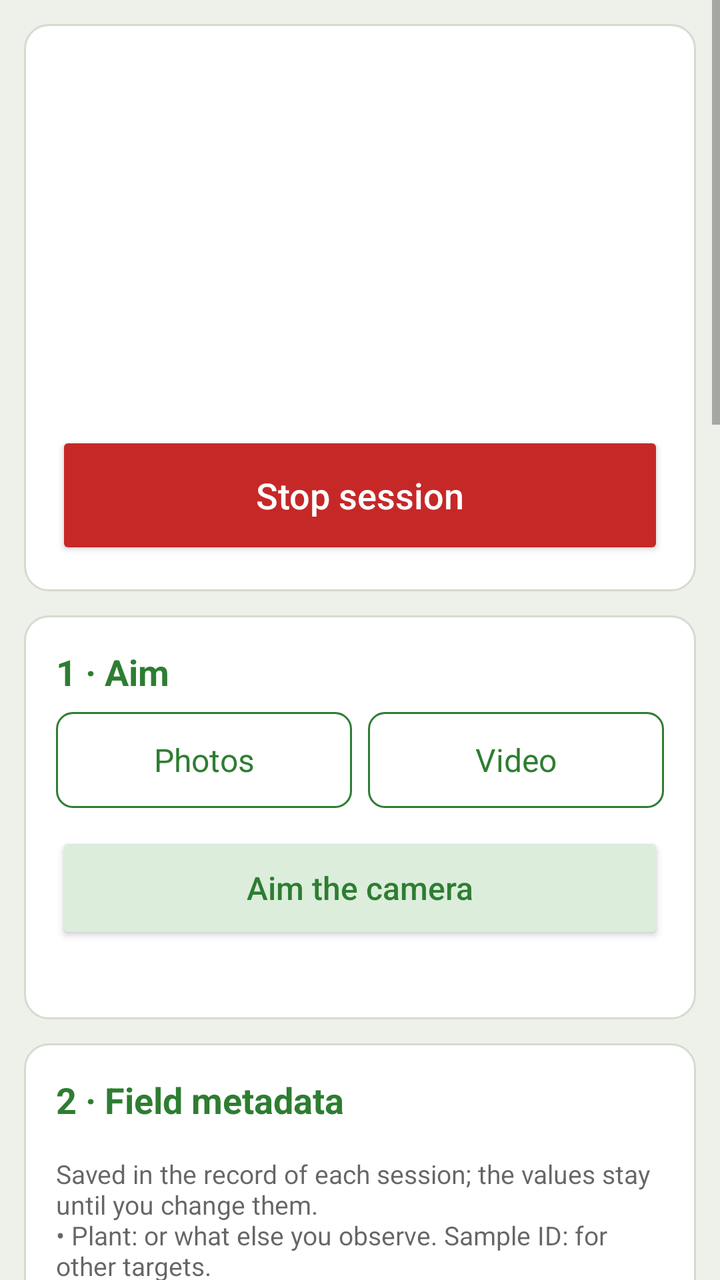
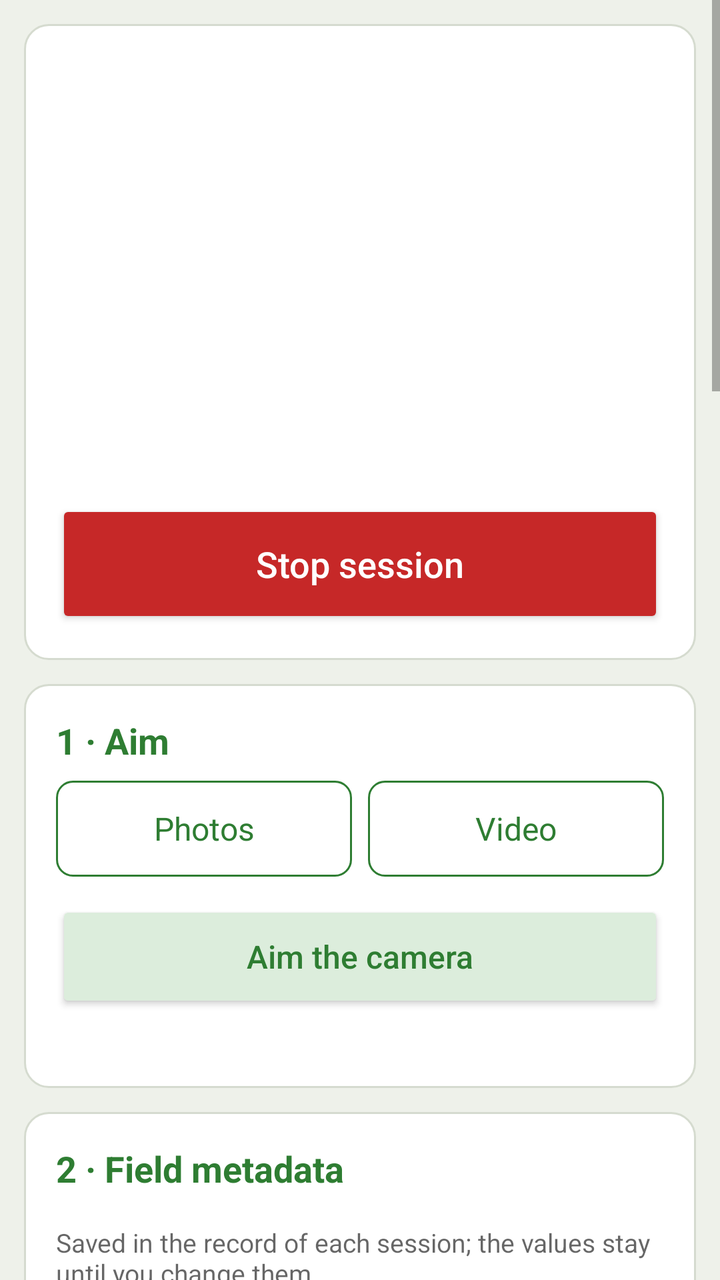

Two renders of the same Android screen: before a commit and after it. Below are the layout's source before the change and the commit's diff.
<!-- AndroidManifest.xml: application theme AppTheme -->
<!-- res/layout/activity_main.xml -->
<?xml version="1.0" encoding="utf-8"?>
<ScrollView xmlns:android="http://schemas.android.com/apk/res/android"
    xmlns:tools="http://schemas.android.com/tools"
    android:id="@+id/scroll"
    android:layout_width="match_parent"
    android:layout_height="match_parent"
    android:fitsSystemWindows="true"
    tools:ignore="TooManyViews">

    <LinearLayout
        android:layout_width="match_parent"
        android:layout_height="wrap_content"
        android:orientation="vertical"
        android:padding="12dp">

        
        <LinearLayout style="@style/Card" android:layout_marginTop="0dp">
            <TextView android:id="@+id/status_title" style="@style/CardTitle" android:textSize="20sp" />
            <TextView android:id="@+id/session_status" style="@style/Body" />
            <TextView android:id="@+id/session_progress" style="@style/Body" />
            <TextView android:id="@+id/session_warning" style="@style/Body" android:textColor="@color/warning" android:textStyle="bold" />
            <TextView android:id="@+id/battery" style="@style/Hint" android:layout_marginTop="8dp" />
            <TextView android:id="@+id/phone_time" style="@style/Hint" />
            <TextView android:id="@+id/storage" style="@style/Body" android:layout_marginTop="8dp"
                android:textSize="15sp" />
            <Button android:id="@+id/stop_session" style="@style/BigButton"
                android:backgroundTint="@color/stop" android:text="@string/stop_session" />
        </LinearLayout>

        
        <LinearLayout android:id="@+id/aim_card" style="@style/Card">
            <TextView style="@style/CardTitle" android:text="@string/card_aim" />
            <RadioGroup android:id="@+id/mode" style="@style/Segments">
                <RadioButton android:id="@+id/mode_photo" style="@style/Segment" android:text="@string/mode_photo" />
                <RadioButton android:id="@+id/mode_video" style="@style/Segment.Next" android:text="@string/mode_video" />
            </RadioGroup>
            <Button android:id="@+id/aim" style="@style/SecondaryButton" android:layout_marginTop="12dp"
                android:text="@string/aim_button" />
            <TextView android:id="@+id/aim_summary" style="@style/Hint" android:layout_marginTop="4dp" />
        </LinearLayout>

        
        <LinearLayout android:id="@+id/field_card" style="@style/Card" tools:ignore="LabelFor">
            <TextView style="@style/CardTitle.Help" android:text="@string/card_field" />
            <TextView style="@style/Hint.Help" android:text="@string/field_help" />
            <LinearLayout style="@style/FieldRow">
                <TextView style="@style/FieldLabel" android:labelFor="@id/site" android:text="@string/field_site" />
                <EditText android:id="@+id/site" style="@style/Field.Row" android:hint="@string/field_site_hint"
                    android:importantForAutofill="no" android:inputType="textCapSentences" tools:targetApi="o" />
            </LinearLayout>
            <LinearLayout style="@style/FieldRow">
                <TextView style="@style/FieldLabel" android:labelFor="@id/transect" android:text="@string/field_transect" />
                <EditText android:id="@+id/transect" style="@style/Field.Row" android:hint="@string/field_transect_hint"
                    android:importantForAutofill="no" android:inputType="text" tools:targetApi="o" />
            </LinearLayout>
            <LinearLayout style="@style/FieldRow">
                <TextView style="@style/FieldLabel" android:labelFor="@id/plant" android:text="@string/field_plant" />
                <EditText android:id="@+id/plant" style="@style/Field.Row" android:hint="@string/field_plant_hint"
                    android:importantForAutofill="no" android:inputType="textCapSentences" tools:targetApi="o" />
            </LinearLayout>
            <LinearLayout style="@style/FieldRow">
                <TextView style="@style/FieldLabel" android:labelFor="@id/sample_id" android:text="@string/field_sample" />
                <EditText android:id="@+id/sample_id" style="@style/Field.Row" android:hint="@string/field_optional"
                    android:importantForAutofill="no" android:inputType="text" tools:targetApi="o" />
            </LinearLayout>
            <LinearLayout style="@style/FieldRow">
                <TextView style="@style/FieldLabel" android:labelFor="@id/session_id" android:text="@string/field_session" />
                <EditText android:id="@+id/session_id" style="@style/Field.Row" android:hint="@string/field_optional"
                    android:importantForAutofill="no" android:inputType="text" tools:targetApi="o" />
            </LinearLayout>
            <LinearLayout style="@style/FieldRow">
                <TextView style="@style/FieldLabel" android:labelFor="@id/device_name" android:text="@string/field_phone" />
                <EditText android:id="@+id/device_name" style="@style/Field.Row" android:maxLength="20"
                    android:importantForAutofill="no" android:inputType="text" tools:targetApi="o" />
            </LinearLayout>
            <TextView android:id="@+id/location_text" style="@style/Body" android:layout_marginTop="12dp"
                android:textSize="15sp" />
            <Button android:id="@+id/get_location" style="@style/SecondaryButton" android:text="@string/location_get" />
        </LinearLayout>

        
        <LinearLayout android:id="@+id/schedule_card" style="@style/Card">
            <TextView style="@style/CardTitle" android:text="@string/card_schedule" />
            <TextView android:id="@+id/schedule_summary" style="@style/Body" />
            <Button android:id="@+id/change" style="@style/SecondaryButton" android:text="@string/change_open" />

            <LinearLayout android:id="@+id/settings" style="@style/Group" android:visibility="gone">
                <LinearLayout android:id="@+id/photo_settings" style="@style/Group">
                    <TextView style="@style/Label.Help" android:labelFor="@id/step_s" android:text="@string/step_label" />
                    <EditText android:id="@+id/step_s" style="@style/Field" android:importantForAutofill="no"
                        android:inputType="numberDecimal" tools:targetApi="o" />
                    <TextView style="@style/Hint.Help" android:text="@string/step_hint" />

                    <TextView style="@style/Label.Help" android:labelFor="@id/burst_s" android:text="@string/burst_label" />
                    <EditText android:id="@+id/burst_s" style="@style/Field" android:importantForAutofill="no"
                        android:inputType="numberDecimal" tools:targetApi="o" />
                    <TextView style="@style/Hint.Help" android:text="@string/burst_hint" />
                </LinearLayout>

                <LinearLayout android:id="@+id/video_settings" style="@style/Group">
                    <TextView style="@style/Label.Help" android:labelFor="@id/clip_min" android:text="@string/clip_label" />
                    <EditText android:id="@+id/clip_min" style="@style/Field" android:importantForAutofill="no"
                        android:inputType="numberDecimal" tools:targetApi="o" />
                    <TextView style="@style/Hint.Help" android:text="@string/clip_hint" />

                    <TextView style="@style/Label.Help" android:text="@string/video_fps_label" />
                    <RadioGroup android:id="@+id/video_fps" style="@style/Segments">
                        <RadioButton android:id="@+id/video_fps_5" style="@style/Segment" android:text="@string/video_fps_5" />
                        <RadioButton android:id="@+id/video_fps_10" style="@style/Segment.Next" android:text="@string/video_fps_10" />
                        <RadioButton android:id="@+id/video_fps_15" style="@style/Segment.Next" android:text="@string/video_fps_15" />
                    </RadioGroup>
                    <TextView style="@style/Hint.Help" android:text="@string/video_fps_hint" />
                </LinearLayout>

                <TextView style="@style/Label.Help" android:labelFor="@id/break_min" android:text="@string/break_label" />
                <EditText android:id="@+id/break_min" style="@style/Field" android:importantForAutofill="no"
                    android:inputType="numberDecimal" tools:targetApi="o" />
                <TextView style="@style/Hint.Help" android:text="@string/break_hint" />

                <TextView style="@style/Label" android:text="@string/schedule_label" />
                <RadioGroup android:id="@+id/schedule" style="@style/Segments">
                    <RadioButton android:id="@+id/schedule_run" style="@style/Segment" android:text="@string/schedule_run" />
                    <RadioButton android:id="@+id/schedule_daily" style="@style/Segment.Next" android:text="@string/schedule_daily" />
                </RadioGroup>

                <LinearLayout android:id="@+id/run_settings" style="@style/Group">
                    <TextView style="@style/Label.Help" android:text="@string/run_label" />
                    <LinearLayout style="@style/FieldRow" android:layout_marginTop="0dp">
                        <EditText android:id="@+id/run_h" style="@style/Field.Row" android:importantForAutofill="no"
                            android:inputType="number" android:contentDescription="@string/run_hours" tools:targetApi="o" />
                        <TextView style="@style/Body" android:layout_width="wrap_content" android:layout_marginTop="0dp"
                            android:layout_marginStart="8dp" android:layout_marginEnd="16dp" android:text="@string/unit_h" />
                        <EditText android:id="@+id/run_m" style="@style/Field.Row" android:importantForAutofill="no"
                            android:inputType="number" android:contentDescription="@string/run_minutes" tools:targetApi="o" />
                        <TextView style="@style/Body" android:layout_width="wrap_content" android:layout_marginTop="0dp"
                            android:layout_marginStart="8dp" android:text="@string/unit_min" />
                    </LinearLayout>
                    <TextView style="@style/Hint.Help" android:text="@string/run_hint" />
                </LinearLayout>

                <LinearLayout android:id="@+id/daily_settings" style="@style/Group">
                    <TextView style="@style/Label.Help" android:labelFor="@id/windows" android:text="@string/windows_label" />
                    <EditText android:id="@+id/windows" style="@style/Field" android:importantForAutofill="no"
                        android:inputType="text" tools:targetApi="o" />
                    <TextView style="@style/Hint.Help" android:text="@string/windows_hint" />

                    <TextView style="@style/Label.Help" android:labelFor="@id/days" android:text="@string/days_label" />
                    <EditText android:id="@+id/days" style="@style/Field" android:importantForAutofill="no"
                        android:inputType="number" tools:targetApi="o" />
                    <TextView style="@style/Hint.Help" android:text="@string/days_hint" />
                </LinearLayout>

                <TextView style="@style/Label.Help" android:labelFor="@id/saved_side" android:text="@string/saved_side_label" />
                <EditText android:id="@+id/saved_side" style="@style/Field" android:importantForAutofill="no"
                    android:inputType="number" tools:targetApi="o" />
                <TextView style="@style/Hint.Help" android:text="@string/saved_side_hint" />

                <TextView style="@style/Label.Help" android:labelFor="@id/heat_limit_c" android:text="@string/heat_label" />
                <EditText android:id="@+id/heat_limit_c" style="@style/Field" android:importantForAutofill="no"
                    android:inputType="numberDecimal" tools:targetApi="o" />
                <TextView style="@style/Hint.Help" android:text="@string/heat_hint" />

                <Button android:id="@+id/defaults" style="@style/SecondaryButton" android:layout_marginTop="16dp"
                    android:text="@string/defaults" />
            </LinearLayout>
        </LinearLayout>

        
        <LinearLayout android:id="@+id/phone_card" style="@style/Card">
            <TextView style="@style/CardTitle" android:text="@string/card_phone" />
            <LinearLayout android:id="@+id/phone_checks" style="@style/Group" />
            <TextView style="@style/Label.Help" android:text="@string/checklist_label" />
            <TextView style="@style/Hint.Help" android:text="@string/checklist_text" />
        </LinearLayout>

        
        <TextView android:id="@+id/start_message" style="@style/Body" android:layout_marginTop="12dp"
            android:textColor="@color/warning" android:textStyle="bold" android:visibility="gone" />
        <Button android:id="@+id/start_session" style="@style/BigButton" android:text="@string/start_session" />
        <TextView android:id="@+id/start_hint" style="@style/Hint" android:layout_marginTop="4dp"
            android:text="@string/start_hint" />

        
        <Button android:id="@+id/tests_toggle" style="?android:attr/borderlessButtonStyle"
            android:textAllCaps="false" android:textColor="@color/heading"
            android:layout_width="wrap_content" android:layout_height="48dp"
            android:layout_marginTop="24dp" android:text="@string/tests_show" />

        <LinearLayout android:id="@+id/tests" style="@style/Card" android:layout_marginTop="0dp"
            android:visibility="gone">
            <TextView android:id="@+id/intro" style="@style/Body" />
            <Button android:id="@+id/take_photo" style="@style/SecondaryButton" android:text="@string/take_photo" />
            <Button android:id="@+id/speed_test" style="@style/SecondaryButton" android:text="@string/speed_test" />
            <TextView
                android:id="@+id/status"
                android:layout_width="match_parent"
                android:layout_height="wrap_content"
                android:layout_marginTop="16dp"
                android:textIsSelectable="true"
                android:textSize="14sp"
                android:typeface="monospace" />
        </LinearLayout>
    </LinearLayout>
</ScrollView>
<!-- resources referenced by this layout -->
<resources>
  <color name="heading">#FF2E7D32</color>
  <color name="stop">#FFC62828</color>
  <color name="warning">#FFB71C1C</color>
  <string name="aim_button">Aim the camera</string>
  <string name="break_label">Break between bursts or clips (min)</string>
  <string name="burst_label">Burst length (s)</string>
  <string name="card_aim">1 · Aim</string>
  <string name="card_field">2 · Field metadata</string>
  <string name="card_phone">4 · Phone for the field</string>
  <string name="card_schedule">3 · Schedule</string>
  <string name="change_open">Change settings</string>
  <string name="checklist_label">A phone used only as a camera</string>
  <string name="clip_label">Clip length (min)</string>
  <string name="days_label">Days</string>
  <string name="defaults">Default values</string>
  <string name="field_help">Saved in the record of each session; the values stay until you change them.\n• Plant: or what else you observe. Sample ID: for other targets.\n• Session ID: your own name for a recording plan, the same for all its sessions.\n• Phone name: it starts each session folder name, so folders from several phones never mix on one computer. Letters a to z, digits, - or _. Default: the phone model and part of the phone\'s ID.\n• Get location: the GPS stays on until the position is within 10 m, then it switches off. Use it outdoors, under open sky; without network the first position can take a few minutes. Saved in degrees (WGS 84), with its accuracy and time.</string>
  <string name="field_optional">optional</string>
  <string name="field_phone">Phone name</string>
  <string name="field_plant">Plant</string>
  <string name="field_plant_hint">common or Latin name</string>
  <string name="field_sample">Sample ID</string>
  <string name="field_session">Session ID</string>
  <string name="field_site">Site</string>
  <string name="field_site_hint">for example Meadow 2</string>
  <string name="field_transect">Transect</string>
  <string name="field_transect_hint">for example 3</string>
  <string name="heat_label">Pause when the battery reaches (°C)</string>
  <string name="location_get">Get location</string>
  <string name="mode_photo">Photos</string>
  <string name="mode_video">Video</string>
  <string name="run_hours">Run length, hours</string>
  <string name="run_label">Run length</string>
  <string name="run_minutes">Run length, minutes</string>
  <string name="saved_side_label">Saved square side (px)</string>
  <string name="schedule_daily">Daily windows</string>
  <string name="schedule_label">Record</string>
  <string name="schedule_run">Hours from Start</string>
  <string name="speed_test">Run the speed test</string>
  <string name="start_session">Start session</string>
  <string name="step_label">Photo step (s)</string>
  <string name="stop_session">Stop session</string>
  <string name="take_photo">Take one test photo</string>
  <string name="tests_show">Show the phone tests</string>
  <string name="unit_h">h</string>
  <string name="unit_min">min</string>
  <string name="video_fps_10">10</string>
  <string name="video_fps_15">15</string>
  <string name="video_fps_5">5</string>
  <string name="video_fps_label">Frames per s</string>
  <string name="windows_label">Daily windows</string>
  <color name="start">#FF2E7D32</color>
  <color name="secondary_button">#FFDCEDDC</color>
  <color name="action_bar">#FF2E7D32</color>
  <color name="status_bar">#FF1B5E20</color>
  <color name="window">#FFEEF1EA</color>
  <color name="card">#FFFFFFFF</color>
  <color name="card_edge">#FFD5DBCF</color>
  <!-- unchanged entries left out for length: 34 -->
</resources>

<!-- the commit's change to res/layout/activity_main.xml (unified diff, before → after) -->
@@ -16,13 +16,22 @@
         
         <LinearLayout style="@style/Card" android:layout_marginTop="0dp">
             <TextView android:id="@+id/status_title" style="@style/CardTitle" android:textSize="20sp" />
+            <TextView android:id="@+id/session_state" style="@style/Body" android:textStyle="bold" />
             <TextView android:id="@+id/session_status" style="@style/Body" />
             <TextView android:id="@+id/session_progress" style="@style/Body" />
             <TextView android:id="@+id/session_warning" style="@style/Body" android:textColor="@color/warning" android:textStyle="bold" />
-            <TextView android:id="@+id/battery" style="@style/Hint" android:layout_marginTop="8dp" />
-            <TextView android:id="@+id/phone_time" style="@style/Hint" />
+            <LinearLayout android:id="@+id/session_checks" style="@style/Group" />
             <TextView android:id="@+id/storage" style="@style/Body" android:layout_marginTop="8dp"
                 android:textSize="15sp" />
+            <TextView android:id="@+id/details_toggle" style="@style/Body" android:minHeight="48dp"
+                android:gravity="center_vertical" android:textColor="@color/heading" />
+            <LinearLayout android:id="@+id/details" style="@style/Group" android:visibility="gone">
+                <TextView android:id="@+id/last_session" style="@style/Body" android:layout_marginTop="0dp"
+                    android:textSize="15sp" />
+                <TextView android:id="@+id/battery" style="@style/Hint" android:layout_marginTop="8dp" />
+                <TextView android:id="@+id/phone_time" style="@style/Hint" />
+                <TextView android:id="@+id/phone_id" style="@style/Hint" />
+            </LinearLayout>
             <Button android:id="@+id/stop_session" style="@style/BigButton"
                 android:backgroundTint="@color/stop" android:text="@string/stop_session" />
         </LinearLayout>
@@ -73,7 +82,17 @@
                 <EditText android:id="@+id/device_name" style="@style/Field.Row" android:maxLength="20"
                     android:importantForAutofill="no" android:inputType="text" tools:targetApi="o" />
             </LinearLayout>
-            <TextView android:id="@+id/location_text" style="@style/Body" android:layout_marginTop="12dp"
+            <LinearLayout style="@style/FieldRow">
+                <TextView style="@style/FieldLabel" android:labelFor="@id/latitude" android:text="@string/field_latitude" />
+                <EditText android:id="@+id/latitude" style="@style/Field.Row" android:hint="@string/field_latitude_hint"
+                    android:importantForAutofill="no" android:inputType="numberSigned|numberDecimal" tools:targetApi="o" />
+            </LinearLayout>
+            <LinearLayout style="@style/FieldRow">
+                <TextView style="@style/FieldLabel" android:labelFor="@id/longitude" android:text="@string/field_longitude" />
+                <EditText android:id="@+id/longitude" style="@style/Field.Row" android:hint="@string/field_longitude_hint"
+                    android:importantForAutofill="no" android:inputType="numberSigned|numberDecimal" tools:targetApi="o" />
+            </LinearLayout>
+            <TextView android:id="@+id/location_text" style="@style/Body" android:layout_marginTop="8dp"
                 android:textSize="15sp" />
             <Button android:id="@+id/get_location" style="@style/SecondaryButton" android:text="@string/location_get" />
         </LinearLayout>
<!-- resource entries referenced after the edit -->
@@ -15,7 +15,11 @@
   <string name="clip_label">Clip length (min)</string>
   <string name="days_label">Days</string>
   <string name="defaults">Default values</string>
-  <string name="field_help">Saved in the record of each session; the values stay until you change them.\n• Plant: or what else you observe. Sample ID: for other targets.\n• Session ID: your own name for a recording plan, the same for all its sessions.\n• Phone name: it starts each session folder name, so folders from several phones never mix on one computer. Letters a to z, digits, - or _. Default: the phone model and part of the phone\'s ID.\n• Get location: the GPS stays on until the position is within 10 m, then it switches off. Use it outdoors, under open sky; without network the first position can take a few minutes. Saved in degrees (WGS 84), with its accuracy and time.</string>
+  <string name="field_help">Saved in the record of each session; the values stay until you change them.\n• Plant: or what else you observe. Sample ID: for other targets.\n• Session ID: your own name for a recording plan, the same for all its sessions.\n• Phone name: it starts each session folder name, so folders from several phones never mix on one computer. Letters a to z, digits, - or _. Default: the phone model and part of the phone\'s ID.\n• Get location: the GPS stays on until the position is within 10 m (at most 3 min), then it switches off. Use it outdoors, under open sky; without network the first position can take a few minutes.\n• Or type latitude and longitude from another GPS device, in decimal degrees (WGS 84, as GPS devices and web maps show them; south and west are negative). Empty both fields to remove the location.</string>
+  <string name="field_latitude">Latitude</string>
+  <string name="field_latitude_hint">decimal degrees, -90 to 90</string>
+  <string name="field_longitude">Longitude</string>
+  <string name="field_longitude_hint">decimal degrees, -180 to 180</string>
   <string name="field_optional">optional</string>
   <string name="field_phone">Phone name</string>
   <string name="field_plant">Plant</string>
